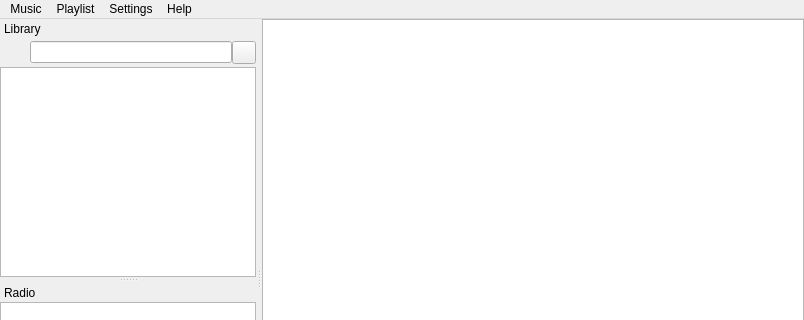
Qt form src/mainwindow.ui (clementine-player/Clementine) before a commit; both pictures show x 0 to 804 and y 0 to 320 of the 804 by 559 pixel window.
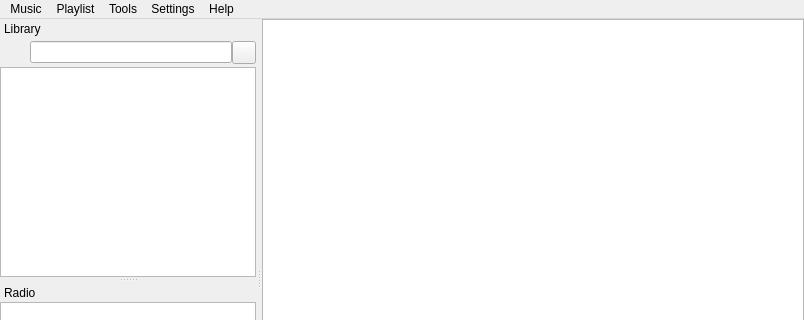
The same form after that commit. Icons and pictures are not drawn. Custom widgets are drawn as their Qt base class.

Diff of the .ui file:
```diff
--- a/src/mainwindow.ui
+++ b/src/mainwindow.ui
@@ -434,7 +434,7 @@
      <x>0</x>
      <y>0</y>
      <width>804</width>
-     <height>24</height>
+     <height>21</height>
     </rect>
    </property>
    <widget class="QMenu" name="menuMusic">
@@ -478,8 +478,15 @@
     </property>
     <addaction name="action_about"/>
    </widget>
+   <widget class="QMenu" name="menuTools">
+    <property name="title">
+     <string>Tools</string>
+    </property>
+    <addaction name="action_cover_manager"/>
+   </widget>
    <addaction name="menuMusic"/>
    <addaction name="menuPlaylist"/>
+   <addaction name="menuTools"/>
    <addaction name="menuSettings"/>
    <addaction name="menuHelp"/>
   </widget>
@@ -709,6 +716,11 @@
  </widget>
  <layoutdefault spacing="6" margin="11"/>
  <customwidgets>
+  <customwidget>
+   <class>LineEdit</class>
+   <extends>QLineEdit</extends>
+   <header>lineedit.h</header>
+  </customwidget>
   <customwidget>
    <class>BlockAnalyzer</class>
    <extends>QWidget</extends>
```
Left out of the diff: 18 changed lines with no effect on the pictures.
